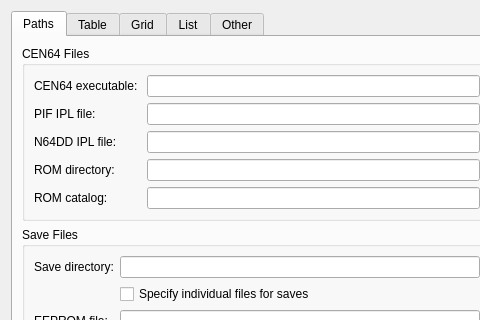
First picture: the form in src/settingsdialog.ui, repository dh4/cen64-qt, before the edit; both pictures show x 0 to 480 and y 0 to 320 of the 600 by 550 pixel window.
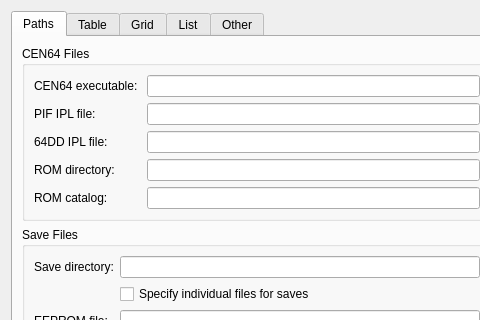
Second picture: the form after the edit. The open tabs and pages were chosen to show the change.

Diff of the .ui file:
```diff
--- a/src/settingsdialog.ui
+++ b/src/settingsdialog.ui
@@ -122,7 +122,7 @@
             <item row="2" column="0">
              <widget class="QLabel" name="n64ddPathLabel">
               <property name="text">
-               <string>N64DD IPL file:</string>
+               <string>64DD IPL file:</string>
               </property>
              </widget>
             </item>
```
Left out of the diff: 2 changed lines with no effect on the pictures.
